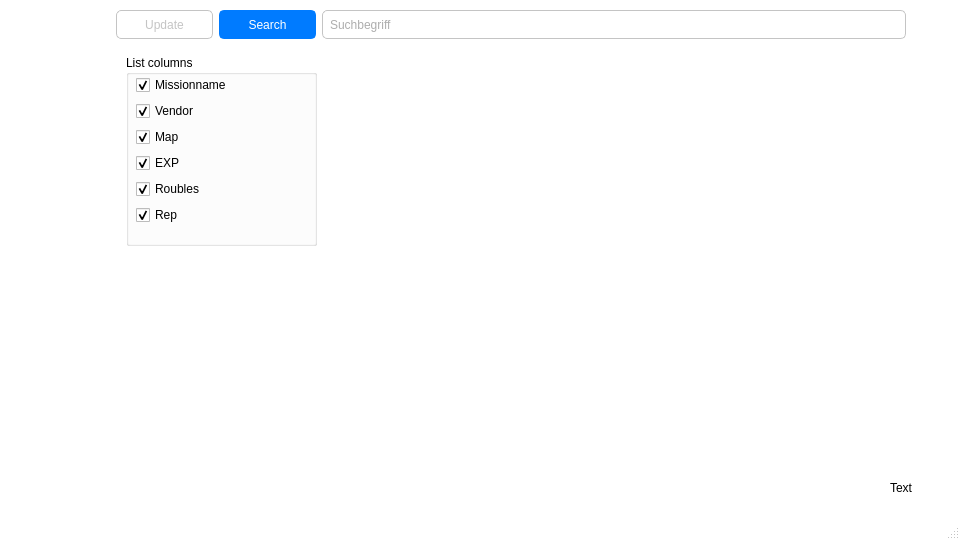
JoshuaMerold/EFT_Quest_Wiki, file UI/mainwindow.ui: the form before one commit.
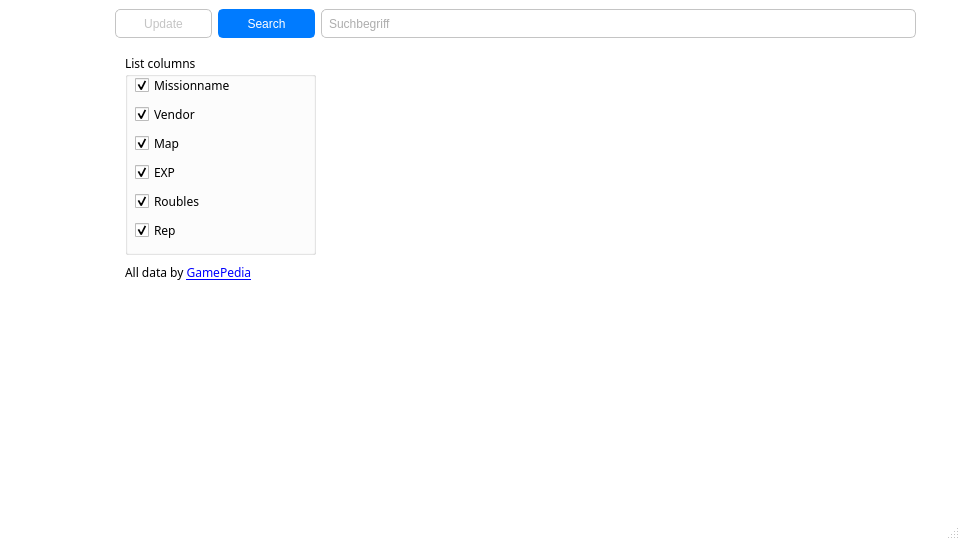
The form after the commit. The open tabs and pages were chosen to show the change. Icons and pictures are not drawn.

```diff
--- a/UI/mainwindow.ui
+++ b/UI/mainwindow.ui
@@ -19,18 +19,6 @@
     <verstretch>0</verstretch>
    </sizepolicy>
   </property>
-  <property name="minimumSize">
-   <size>
-    <width>960</width>
-    <height>540</height>
-   </size>
-  </property>
-  <property name="maximumSize">
-   <size>
-    <width>1920</width>
-    <height>540</height>
-   </size>
-  </property>
   <property name="windowTitle">
    <string>EFT-Quest Wiki</string>
   </property>
@@ -48,15 +36,11 @@
    <set>QMainWindow::AllowNestedDocks|QMainWindow::AllowTabbedDocks|QMainWindow::AnimatedDocks</set>
   </property>
   <widget class="QWidget" name="centralwidget">
-   <widget class="QWidget" name="gridLayoutWidget">
-    <property name="geometry">
-     <rect>
-      <x>10</x>
-      <y>10</y>
-      <width>931</width>
-      <height>471</height>
-     </rect>
-    </property>
+   <property name="enabled">
+    <bool>true</bool>
+   </property>
+   <layout class="QHBoxLayout" name="horizontalLayout_2">
+    <item>
     <layout class="QGridLayout" name="gridLayout">
      <property name="sizeConstraint">
       <enum>QLayout::SetMaximumSize</enum>
@@ -653,6 +637,34 @@
             <bool>false</bool>
            </attribute>
           </widget>
+           <widget class="QLabel" name="statusText">
+            <property name="geometry">
+             <rect>
+              <x>550</x>
+              <y>340</y>
+              <width>25</width>
+              <height>16</height>
+             </rect>
+            </property>
+            <property name="sizePolicy">
+             <sizepolicy hsizetype="Preferred" vsizetype="Preferred">
+              <horstretch>0</horstretch>
+              <verstretch>0</verstretch>
+             </sizepolicy>
+            </property>
+            <property name="text">
+             <string>Text</string>
+            </property>
+            <property name="textFormat">
+             <enum>Qt::RichText</enum>
+            </property>
+            <property name="openExternalLinks">
+             <bool>false</bool>
+            </property>
+            <property name="textInteractionFlags">
+             <set>Qt::TextBrowserInteraction</set>
+            </property>
+           </widget>
          </widget>
          <widget class="QWidget" name="favoritesPage">
           <widget class="QTextBrowser" name="textBrowser_1">
@@ -787,9 +799,14 @@
              <x>10</x>
              <y>10</y>
              <width>191</width>
-             <height>191</height>
-            </rect>
-           </property>
+              <height>201</height>
+             </rect>
+            </property>
+            <property name="font">
+             <font>
+              <family>Quicksand</family>
+             </font>
+            </property>
            <property name="title">
             <string>List columns</string>
            </property>
@@ -799,12 +816,17 @@
               <x>10</x>
               <y>20</y>
               <width>171</width>
-              <height>161</height>
+               <height>175</height>
              </rect>
             </property>
             <layout class="QFormLayout" name="formLayout">
              <item row="0" column="0">
               <widget class="QCheckBox" name="missionNameCheckbox">
+                <property name="font">
+                 <font>
+                  <family>Quicksand</family>
+                 </font>
+                </property>
                <property name="text">
                 <string>Missionname</string>
                </property>
@@ -815,6 +837,11 @@
              </item>
              <item row="1" column="0">
               <widget class="QCheckBox" name="vendorCheckbox">
+                <property name="font">
+                 <font>
+                  <family>Quicksand</family>
+                 </font>
+                </property>
                <property name="text">
                 <string>Vendor</string>
                </property>
@@ -825,6 +852,11 @@
              </item>
              <item row="2" column="0">
               <widget class="QCheckBox" name="mapCheckbox">
+                <property name="font">
+                 <font>
+                  <family>Quicksand</family>
+                 </font>
+                </property>
                <property name="text">
                 <string>Map</string>
                </property>
@@ -835,6 +867,11 @@
              </item>
              <item row="3" column="0">
               <widget class="QCheckBox" name="expCheckbox">
+                <property name="font">
+                 <font>
+                  <family>Quicksand</family>
+                 </font>
+                </property>
                <property name="text">
                 <string>EXP</string>
                </property>
@@ -845,6 +882,11 @@
              </item>
              <item row="4" column="0">
               <widget class="QCheckBox" name="roublesCheckbox">
+                <property name="font">
+                 <font>
+                  <family>Quicksand</family>
+                 </font>
+                </property>
                <property name="text">
                 <string>Roubles</string>
                </property>
@@ -855,6 +897,11 @@
              </item>
              <item row="5" column="0">
               <widget class="QCheckBox" name="repCheckbox">
+                <property name="font">
+                 <font>
+                  <family>Quicksand</family>
+                 </font>
+                </property>
                <property name="text">
                 <string>Rep</string>
                </property>
@@ -866,6 +913,30 @@
             </layout>
            </widget>
           </widget>
+           <widget class="QLabel" name="label_3">
+            <property name="geometry">
+             <rect>
+              <x>10</x>
+              <y>220</y>
+              <width>191</width>
+              <height>16</height>
+             </rect>
+            </property>
+            <property name="font">
+             <font>
+              <family>Quicksand</family>
+             </font>
+            </property>
+            <property name="text">
+             <string>All data by &lt;a href=&quot;https://escapefromtarkov.gamepedia.com/Escape_from_Tarkov_Wiki&quot;&gt;GamePedia&lt;/a&gt;</string>
+            </property>
+            <property name="textFormat">
+             <enum>Qt::MarkdownText</enum>
+            </property>
+            <property name="openExternalLinks">
+             <bool>true</bool>
+            </property>
+           </widget>
          </widget>
          <widget class="QWidget" name="missionDetailPage">
           <widget class="QTextBrowser" name="textBrowser_5">
@@ -1161,29 +1232,8 @@
       </spacer>
      </item>
     </layout>
-   </widget>
-   <widget class="QLabel" name="statusText">
-    <property name="geometry">
-     <rect>
-      <x>890</x>
-      <y>480</y>
-      <width>55</width>
-      <height>16</height>
-     </rect>
-    </property>
-    <property name="text">
-     <string>Text</string>
-    </property>
-    <property name="textFormat">
-     <enum>Qt::RichText</enum>
-    </property>
-    <property name="openExternalLinks">
-     <bool>true</bool>
-    </property>
-    <property name="textInteractionFlags">
-     <set>Qt::TextBrowserInteraction</set>
-    </property>
-   </widget>
+    </item>
+   </layout>
   </widget>
   <widget class="QMenuBar" name="menubar">
    <property name="geometry">
```
Left out of the diff: 130 changed lines with no effect on the pictures. Lines whose indentation alone changed are shown as unchanged.
